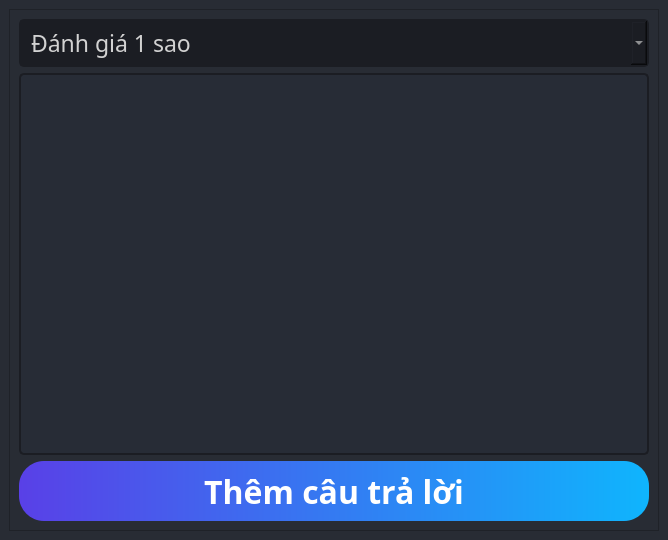
QuangBlue/FastAz.vn, file ui/popup_ratting.ui: the form before one commit.
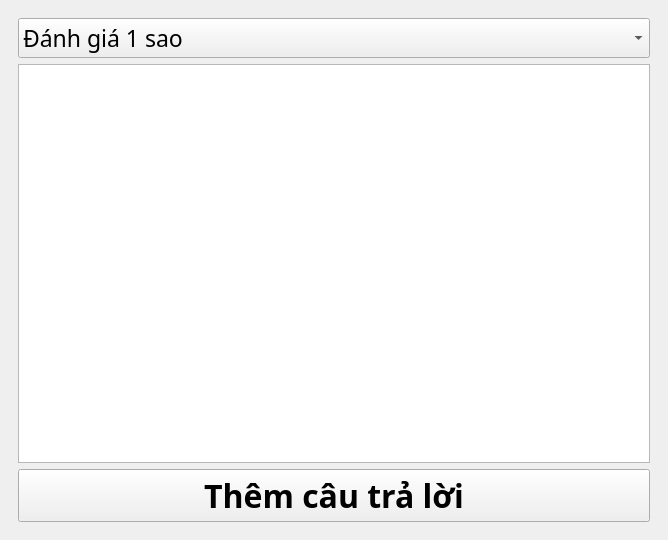
The form after the commit. Icons and pictures are not drawn.

Commit message: fix color and add change color for rating popup

Patch:
```diff
--- a/ui/popup_ratting.ui
+++ b/ui/popup_ratting.ui
@@ -14,63 +14,17 @@
    <string>Thêm câu trả lời đánh giá</string>
   </property>
   <property name="styleSheet">
-   <string notr="true">background-color: rgb(40, 44, 52);</string>
+   <string notr="true"/>
   </property>
   <widget class="QWidget" name="centralwidget">
    <property name="styleSheet">
-    <string notr="true">QWidget{
-color: rgb(210, 210, 210);
-}
-QPlainTextEdit {
-	background-color: rgb(39, 44, 54);
-	border-radius: 5px;
-	border: 2px solid rgb(27, 29, 35);
-	padding-left: 10px;
-}
-QPlainTextEdit:hover {
-	border: 2px solid rgb(64, 71, 88);
-}
-QPlainTextEdit:focus {
-	border: 2px solid rgb(91, 101, 124);
-}
-
-/* COMBOBOX */
-QComboBox{
-	background-color: rgb(27, 29, 35);
-	border-radius: 5px;
-	border: 2px solid rgb(27, 29, 35);
-	padding: 5px;
-	padding-left: 10px;
-}
-QComboBox:hover{
-	border: 2px solid rgb(64, 71, 88);
-}
-QComboBox::drop-down {
-	subcontrol-origin: padding;
-	subcontrol-position: top right;
-	width: 40px; 
-	border-left-width: 3px;
-	border-left-color: rgba(39, 44, 54, 150);
-	border-left-style: solid;
-	border-top-right-radius: 3px;
-	border-bottom-right-radius: 3px;	
-	background-image: url(:/icon/cil-chevron-bottom.png);
-	background-position: center;
-	background-repeat: no-reperat;
- }
-QComboBox QAbstractItemView {
-	color: rgb(85, 170, 255);	
-	background-color: rgb(27, 29, 35);
-	padding: 10px;
-	selection-background-color: rgb(39, 44, 54);
-}
-</string>
+    <string notr="true"/>
    </property>
    <layout class="QVBoxLayout" name="verticalLayout_2">
     <item>
      <widget class="QFrame" name="frame">
       <property name="frameShape">
-       <enum>QFrame::StyledPanel</enum>
+       <enum>QFrame::NoFrame</enum>
       </property>
       <property name="frameShadow">
        <enum>QFrame::Raised</enum>
@@ -85,22 +39,7 @@
           </font>
          </property>
          <property name="styleSheet">
-          <string notr="true">QComboBox{
-	background-color: rgb(27, 29, 35);
-	border-radius: 5px;
-	border: 2px solid rgb(27, 29, 35);
-	padding: 5px;
-	padding-left: 10px;
-}
-QComboBox:hover{
-	border: 2px solid rgb(64, 71, 88);
-}
-QComboBox QAbstractItemView {
-	color: rgb(85, 170, 255);	
-	background-color: rgb(27, 29, 35);
-	padding: 10px;
-	selection-background-color: rgb(39, 44, 54);
-}</string>
+          <string notr="true"/>
          </property>
          <item>
           <property name="text">
@@ -161,21 +100,7 @@
           </font>
          </property>
          <property name="styleSheet">
-          <string notr="true">#btn_send{
-	border-radius: 25px;
-    padding:8px 25px 7px 25px;
-	background-color: qlineargradient(spread:pad, x1:0, y1:0, x2:1, y2:0, stop:0 rgba(89, 64, 231, 255), stop:1 rgba(15, 181, 253, 255));
-	color: rgb(255, 255, 255);
-
-}
-
-#btn_send:hover{
-	background-color: qlineargradient(spread:pad, x1:0, y1:0, x2:1, y2:0, stop:0 rgba(15, 181, 253, 255), stop:1 rgba(89, 64, 231, 255));
-}
-
-#btn_send:pressed{
-	background-color: qlineargradient(spread:pad, x1:0, y1:0, x2:1, y2:0, stop:0 rgba(89, 64, 231, 255), stop:1 rgba(15, 181, 253, 255));
-}</string>
+          <string notr="true"/>
          </property>
          <property name="text">
           <string>Thêm câu trả lời</string>
```
The commit also changes 3 other files.
